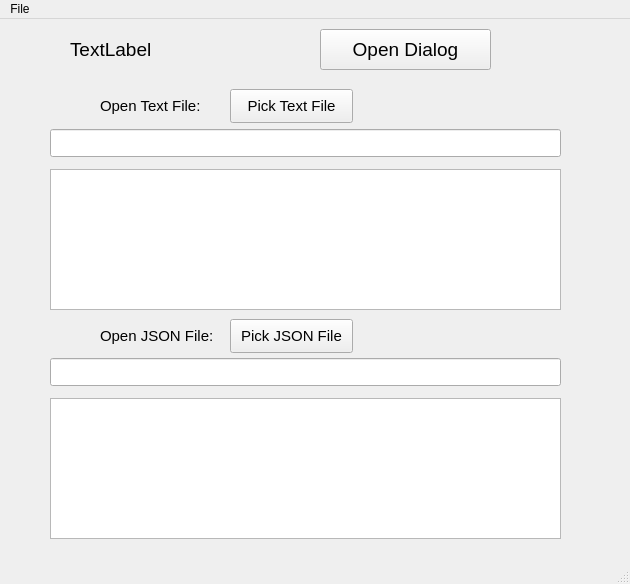
Qt form twoForms/mainwindow.ui (jentor67/Qt6Cmake) before a commit.
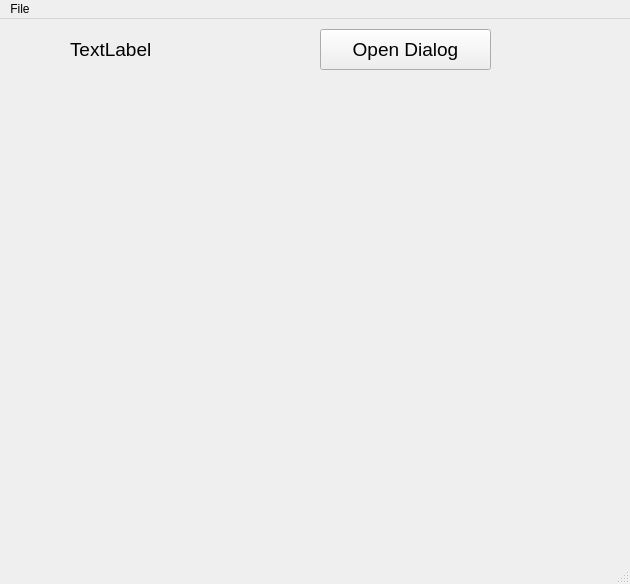
The same form after that commit. Icons and pictures are not drawn.

What changed in the file:
```diff
--- a/twoForms/mainwindow.ui
+++ b/twoForms/mainwindow.ui
@@ -50,175 +50,6 @@
      <string>Open Dialog</string>
     </property>
    </widget>
-   <widget class="QLabel" name="lblOpenFile">
-    <property name="geometry">
-     <rect>
-      <x>100</x>
-      <y>70</y>
-      <width>124</width>
-      <height>34</height>
-     </rect>
-    </property>
-    <property name="font">
-     <font>
-      <pointsize>11</pointsize>
-     </font>
-    </property>
-    <property name="text">
-     <string>Open Text File:</string>
-    </property>
-   </widget>
-   <widget class="QPushButton" name="btnPickTextFile">
-    <property name="geometry">
-     <rect>
-      <x>230</x>
-      <y>70</y>
-      <width>123</width>
-      <height>34</height>
-     </rect>
-    </property>
-    <property name="font">
-     <font>
-      <pointsize>11</pointsize>
-     </font>
-    </property>
-    <property name="text">
-     <string>Pick Text File</string>
-    </property>
-   </widget>
-   <widget class="QLineEdit" name="txtTextFile">
-    <property name="geometry">
-     <rect>
-      <x>50</x>
-      <y>110</y>
-      <width>511</width>
-      <height>28</height>
-     </rect>
-    </property>
-   </widget>
-   <widget class="QTextEdit" name="txtTextFileBody">
-    <property name="geometry">
-     <rect>
-      <x>50</x>
-      <y>150</y>
-      <width>511</width>
-      <height>141</height>
-     </rect>
-    </property>
-   </widget>
-   <widget class="QTextEdit" name="txtJSONBody">
-    <property name="geometry">
-     <rect>
-      <x>50</x>
-      <y>379</y>
-      <width>511</width>
-      <height>141</height>
-     </rect>
-    </property>
-   </widget>
-   <widget class="QLabel" name="lblOpenJSONFile">
-    <property name="geometry">
-     <rect>
-      <x>100</x>
-      <y>300</y>
-      <width>124</width>
-      <height>34</height>
-     </rect>
-    </property>
-    <property name="font">
-     <font>
-      <pointsize>11</pointsize>
-     </font>
-    </property>
-    <property name="text">
-     <string>Open JSON File:</string>
-    </property>
-   </widget>
-   <widget class="QLineEdit" name="txtJSONPath">
-    <property name="geometry">
-     <rect>
-      <x>50</x>
-      <y>339</y>
-      <width>511</width>
-      <height>28</height>
-     </rect>
-    </property>
-   </widget>
-   <widget class="QPushButton" name="btnPickJSONFile">
-    <property name="geometry">
-     <rect>
-      <x>230</x>
-      <y>300</y>
-      <width>123</width>
-      <height>34</height>
-     </rect>
-    </property>
-    <property name="font">
-     <font>
-      <pointsize>11</pointsize>
-     </font>
-    </property>
-    <property name="text">
-     <string>Pick JSON File</string>
-    </property>
-   </widget>
-   <widget class="QLabel" name="lblPic">
-    <property name="geometry">
-     <rect>
-      <x>10</x>
-      <y>0</y>
-      <width>51</width>
-      <height>51</height>
-     </rect>
-    </property>
-    <property name="text">
-     <string/>
-    </property>
-    <property name="pixmap">
-     <pixmap>:/logo/Images/Warehouse.png</pixmap>
-    </property>
-    <property name="scaledContents">
-     <bool>true</bool>
-    </property>
-   </widget>
-   <widget class="QLabel" name="lblJSON">
-    <property name="geometry">
-     <rect>
-      <x>50</x>
-      <y>300</y>
-      <width>31</width>
-      <height>31</height>
-     </rect>
-    </property>
-    <property name="text">
-     <string/>
-    </property>
-    <property name="pixmap">
-     <pixmap>:/emoji/Images/json1</pixmap>
-    </property>
-    <property name="scaledContents">
-     <bool>true</bool>
-    </property>
-   </widget>
-   <widget class="QLabel" name="lblTextFile">
-    <property name="geometry">
-     <rect>
-      <x>50</x>
-      <y>70</y>
-      <width>31</width>
-      <height>31</height>
-     </rect>
-    </property>
-    <property name="text">
-     <string/>
-    </property>
-    <property name="pixmap">
-     <pixmap>:/emoji/Images/TextFile.png</pixmap>
-    </property>
-    <property name="scaledContents">
-     <bool>true</bool>
-    </property>
-   </widget>
   </widget>
   <widget class="QMenuBar" name="menubar">
    <property name="geometry">
```
